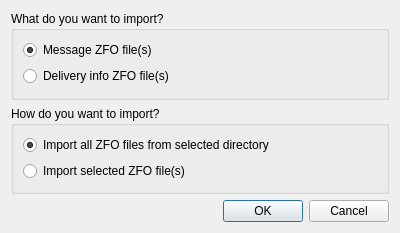
Old version of the form src/gui/ui/dlg_import_zfo.ui in the repository psakar/datovka.
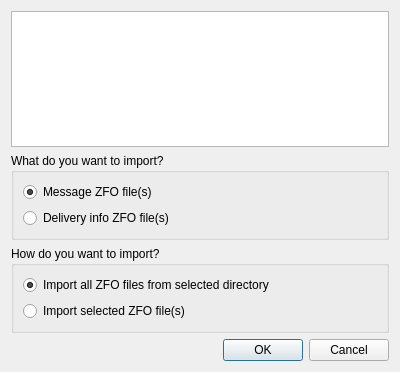
New version of the form.

Commit message: Added better results notification of ZFO import

Diff of the .ui file:
```diff
--- a/src/gui/ui/dlg_import_zfo.ui
+++ b/src/gui/ui/dlg_import_zfo.ui
@@ -7,13 +7,20 @@
     <x>0</x>
     <y>0</y>
     <width>400</width>
-    <height>233</height>
+    <height>372</height>
    </rect>
   </property>
   <property name="windowTitle">
    <string>ZFO import</string>
   </property>
   <layout class="QVBoxLayout" name="verticalLayout_2">
+   <item>
+    <widget class="QTextEdit" name="info">
+     <property name="readOnly">
+      <bool>true</bool>
+     </property>
+    </widget>
+   </item>
    <item>
     <widget class="QGroupBox" name="groupBox_2">
      <property name="title">
```
The commit also changes 6 other files.
